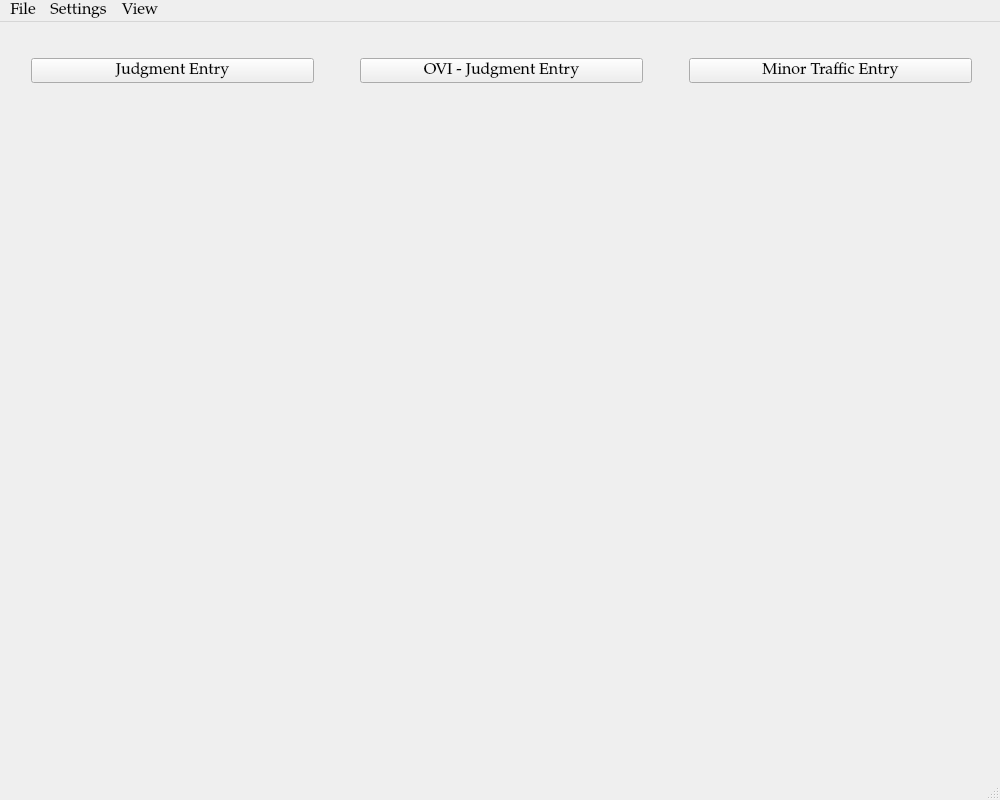
Above: ui/MainWindow.ui from HunterProgram22/MuniEntry before the change. Below: the same form after it.
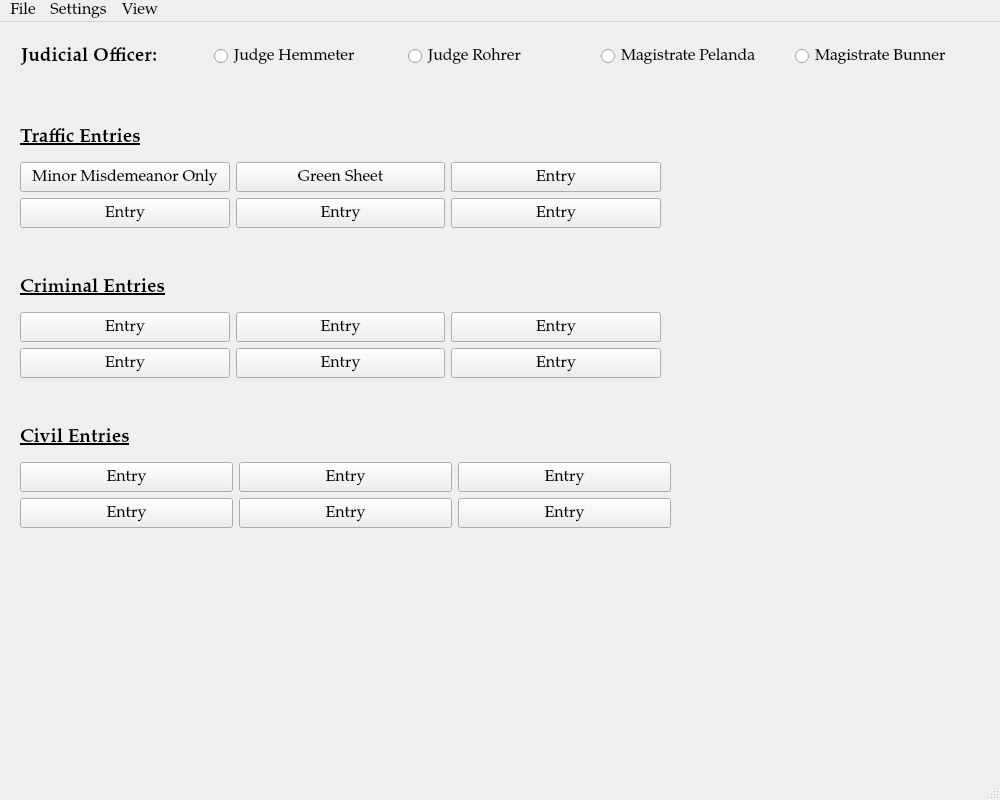
That is the form after the change.

Commit message: Cleaned up main and minor misdemeanor.

What changed in the file:
```diff
--- a/ui/MainWindow.ui
+++ b/ui/MainWindow.ui
@@ -29,59 +29,400 @@
    <widget class="QWidget" name="layoutWidget">
     <property name="geometry">
      <rect>
-      <x>31</x>
-      <y>30</y>
-      <width>941</width>
-      <height>38</height>
+      <x>20</x>
+      <y>290</y>
+      <width>641</width>
+      <height>68</height>
      </rect>
     </property>
-    <layout class="QGridLayout" name="gridLayout" columnstretch="1,0,1,0,1">
+    <layout class="QGridLayout" name="gridLayout_3">
+     <item row="0" column="0">
+      <widget class="QPushButton" name="FinalJudgmentEntryButton_6">
+       <property name="minimumSize">
+        <size>
+         <width>120</width>
+         <height>30</height>
+        </size>
+       </property>
+       <property name="text">
+        <string>Entry</string>
+       </property>
+      </widget>
+     </item>
+     <item row="0" column="1">
+      <widget class="QPushButton" name="FinalJudgmentEntryButton_7">
+       <property name="minimumSize">
+        <size>
+         <width>120</width>
+         <height>30</height>
+        </size>
+       </property>
+       <property name="text">
+        <string>Entry</string>
+       </property>
+      </widget>
+     </item>
      <item row="0" column="2">
-      <widget class="QPushButton" name="OVI_JudgmentEntryButton">
+      <widget class="QPushButton" name="MinorMisdemeanorTrafficButton_2">
+       <property name="minimumSize">
+        <size>
+         <width>120</width>
+         <height>30</height>
+        </size>
+       </property>
        <property name="text">
-        <string>OVI - Judgment Entry</string>
+        <string>Entry</string>
        </property>
       </widget>
      </item>
+     <item row="1" column="0">
+      <widget class="QPushButton" name="FinalJudgmentEntryButton_8">
+       <property name="minimumSize">
+        <size>
+         <width>120</width>
+         <height>30</height>
+        </size>
+       </property>
+       <property name="text">
+        <string>Entry</string>
+       </property>
+      </widget>
+     </item>
+     <item row="1" column="1">
+      <widget class="QPushButton" name="FinalJudgmentEntryButton_9">
+       <property name="minimumSize">
+        <size>
+         <width>120</width>
+         <height>30</height>
+        </size>
+       </property>
+       <property name="text">
+        <string>Entry</string>
+       </property>
+      </widget>
+     </item>
+     <item row="1" column="2">
+      <widget class="QPushButton" name="FinalJudgmentEntryButton_10">
+       <property name="minimumSize">
+        <size>
+         <width>120</width>
+         <height>30</height>
+        </size>
+       </property>
+       <property name="text">
+        <string>Entry</string>
+       </property>
+      </widget>
+     </item>
+    </layout>
+   </widget>
+   <widget class="QLabel" name="label_2">
+    <property name="geometry">
+     <rect>
+      <x>20</x>
+      <y>100</y>
+      <width>151</width>
+      <height>31</height>
+     </rect>
+    </property>
+    <property name="font">
+     <font>
+      <pointsize>14</pointsize>
+      <weight>75</weight>
+      <bold>true</bold>
+      <underline>true</underline>
+     </font>
+    </property>
+    <property name="text">
+     <string>Traffic Entries</string>
+    </property>
+   </widget>
+   <widget class="QLabel" name="label_3">
+    <property name="geometry">
+     <rect>
+      <x>20</x>
+      <y>250</y>
+      <width>181</width>
+      <height>31</height>
+     </rect>
+    </property>
+    <property name="font">
+     <font>
+      <pointsize>14</pointsize>
+      <weight>75</weight>
+      <bold>true</bold>
+      <underline>true</underline>
+     </font>
+    </property>
+    <property name="text">
+     <string>Criminal Entries</string>
+    </property>
+   </widget>
+   <widget class="QLabel" name="label_4">
+    <property name="geometry">
+     <rect>
+      <x>20</x>
+      <y>400</y>
+      <width>121</width>
+      <height>31</height>
+     </rect>
+    </property>
+    <property name="font">
+     <font>
+      <family>Palatino Linotype</family>
+      <pointsize>14</pointsize>
+      <weight>75</weight>
+      <bold>true</bold>
+      <underline>true</underline>
+     </font>
+    </property>
+    <property name="text">
+     <string>Civil Entries</string>
+    </property>
+   </widget>
+   <widget class="QWidget" name="layoutWidget_2">
+    <property name="geometry">
+     <rect>
+      <x>20</x>
+      <y>440</y>
+      <width>651</width>
+      <height>68</height>
+     </rect>
+    </property>
+    <layout class="QGridLayout" name="gridLayout_4">
      <item row="0" column="0">
-      <widget class="QPushButton" name="FinalJudgmentEntryButton">
+      <widget class="QPushButton" name="FinalJudgmentEntryButton_11">
+       <property name="minimumSize">
+        <size>
+         <width>120</width>
+         <height>30</height>
+        </size>
+       </property>
        <property name="text">
-        <string>Judgment Entry</string>
+        <string>Entry</string>
        </property>
       </widget>
      </item>
      <item row="0" column="1">
-      <spacer name="horizontalSpacer">
-       <property name="orientation">
-        <enum>Qt::Horizontal</enum>
+      <widget class="QPushButton" name="FinalJudgmentEntryButton_12">
+       <property name="minimumSize">
+        <size>
+         <width>120</width>
+         <height>30</height>
+        </size>
        </property>
-       <property name="sizeHint" stdset="0">
+       <property name="text">
+        <string>Entry</string>
+       </property>
+      </widget>
+     </item>
+     <item row="0" column="2">
+      <widget class="QPushButton" name="MinorMisdemeanorTrafficButton_3">
+       <property name="minimumSize">
         <size>
-         <width>40</width>
-         <height>20</height>
+         <width>120</width>
+         <height>30</height>
         </size>
        </property>
-      </spacer>
+       <property name="text">
+        <string>Entry</string>
+       </property>
+      </widget>
      </item>
-     <item row="0" column="4">
-      <widget class="QPushButton" name="MinorTrafficEntryButton">
+     <item row="1" column="0">
+      <widget class="QPushButton" name="FinalJudgmentEntryButton_13">
+       <property name="minimumSize">
+        <size>
+         <width>120</width>
+         <height>30</height>
+        </size>
+       </property>
        <property name="text">
-        <string>Minor Traffic Entry</string>
+        <string>Entry</string>
        </property>
+      </widget>
+     </item>
+     <item row="1" column="1">
+      <widget class="QPushButton" name="FinalJudgmentEntryButton_14">
+       <property name="minimumSize">
+        <size>
+         <width>120</width>
+         <height>30</height>
+        </size>
+       </property>
+       <property name="text">
+        <string>Entry</string>
+       </property>
+      </widget>
+     </item>
+     <item row="1" column="2">
+      <widget class="QPushButton" name="FinalJudgmentEntryButton_15">
+       <property name="minimumSize">
+        <size>
+         <width>120</width>
+         <height>30</height>
+        </size>
+       </property>
+       <property name="text">
+        <string>Entry</string>
+       </property>
+      </widget>
+     </item>
+    </layout>
+   </widget>
+   <widget class="QWidget" name="">
+    <property name="geometry">
+     <rect>
+      <x>21</x>
+      <y>21</y>
+      <width>961</width>
+      <height>28</height>
+     </rect>
+    </property>
+    <layout class="QGridLayout" name="gridLayout">
+     <item row="0" column="0">
+      <widget class="QLabel" name="label">
+       <property name="font">
+        <font>
+         <pointsize>14</pointsize>
+         <weight>75</weight>
+         <bold>true</bold>
+        </font>
+       </property>
+       <property name="text">
+        <string>Judicial Officer:</string>
+       </property>
+      </widget>
+     </item>
+     <item row="0" column="1">
+      <widget class="QRadioButton" name="radioButton">
+       <property name="text">
+        <string>Judge Hemmeter</string>
+       </property>
+       <attribute name="buttonGroup">
+        <string notr="true">buttonGroup</string>
+       </attribute>
+      </widget>
+     </item>
+     <item row="0" column="2">
+      <widget class="QRadioButton" name="radioButton_2">
+       <property name="text">
+        <string>Judge Rohrer</string>
+       </property>
+       <attribute name="buttonGroup">
+        <string notr="true">buttonGroup</string>
+       </attribute>
       </widget>
      </item>
      <item row="0" column="3">
-      <spacer name="horizontalSpacer_2">
-       <property name="orientation">
-        <enum>Qt::Horizontal</enum>
+      <widget class="QRadioButton" name="radioButton_3">
+       <property name="text">
+        <string>Magistrate Pelanda</string>
        </property>
-       <property name="sizeHint" stdset="0">
+       <attribute name="buttonGroup">
+        <string notr="true">buttonGroup</string>
+       </attribute>
+      </widget>
+     </item>
+     <item row="0" column="4">
+      <widget class="QRadioButton" name="radioButton_4">
+       <property name="text">
+        <string>Magistrate Bunner</string>
+       </property>
+       <attribute name="buttonGroup">
+        <string notr="true">buttonGroup</string>
+       </attribute>
+      </widget>
+     </item>
+    </layout>
+   </widget>
+   <widget class="QWidget" name="">
+    <property name="geometry">
+     <rect>
+      <x>20</x>
+      <y>140</y>
+      <width>641</width>
+      <height>68</height>
+     </rect>
+    </property>
+    <layout class="QGridLayout" name="gridLayout_2">
+     <item row="0" column="1">
+      <widget class="QPushButton" name="FinalJudgmentEntryButton">
+       <property name="minimumSize">
         <size>
-         <width>40</width>
-         <height>20</height>
+         <width>120</width>
+         <height>30</height>
         </size>
        </property>
-      </spacer>
+       <property name="text">
+        <string>Green Sheet</string>
+       </property>
+      </widget>
+     </item>
+     <item row="0" column="2">
+      <widget class="QPushButton" name="FinalJudgmentEntryButton_5">
+       <property name="minimumSize">
+        <size>
+         <width>120</width>
+         <height>30</height>
+        </size>
+       </property>
+       <property name="text">
+        <string>Entry</string>
+       </property>
+      </widget>
+     </item>
+     <item row="0" column="0">
+      <widget class="QPushButton" name="MinorMisdemeanorTrafficButton">
+       <property name="minimumSize">
+        <size>
+         <width>120</width>
+         <height>30</height>
+        </size>
+       </property>
+       <property name="text">
+        <string>Minor Misdemeanor Only</string>
+       </property>
+      </widget>
+     </item>
+     <item row="1" column="0">
+      <widget class="QPushButton" name="FinalJudgmentEntryButton_2">
+       <property name="minimumSize">
+        <size>
+         <width>120</width>
+         <height>30</height>
+        </size>
+       </property>
+       <property name="text">
+        <string>Entry</string>
+       </property>
+      </widget>
+     </item>
+     <item row="1" column="1">
+      <widget class="QPushButton" name="FinalJudgmentEntryButton_3">
+       <property name="minimumSize">
+        <size>
+         <width>120</width>
+         <height>30</height>
+        </size>
+       </property>
+       <property name="text">
+        <string>Entry</string>
+       </property>
+      </widget>
+     </item>
+     <item row="1" column="2">
+      <widget class="QPushButton" name="FinalJudgmentEntryButton_4">
+       <property name="minimumSize">
+        <size>
+         <width>120</width>
+         <height>30</height>
+        </size>
+       </property>
+       <property name="text">
+        <string>Entry</string>
+       </property>
+      </widget>
      </item>
     </layout>
    </widget>
```
Left out of the diff: 5 changed lines with no effect on the pictures. The commit also changes 4 other files.
